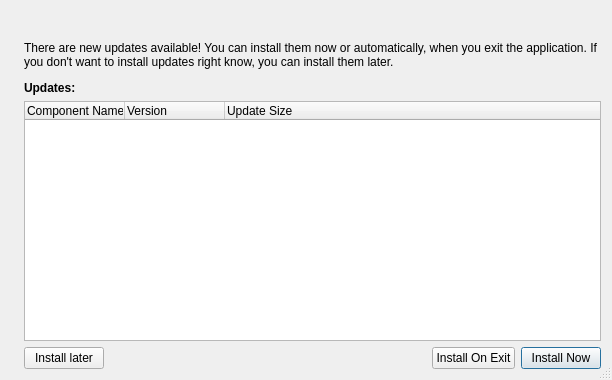
The window that src/autoupdatergui/updateinfodialog.ui (Skycoder42/QtAutoUpdater) describes before a commit, drawn with Qt 5.
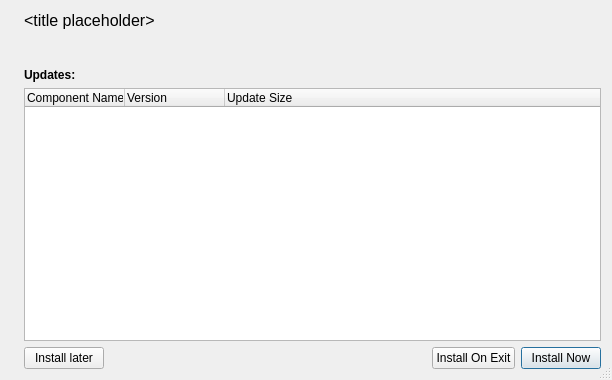
The same window after the commit.

```diff
--- a/src/autoupdatergui/updateinfodialog.ui
+++ b/src/autoupdatergui/updateinfodialog.ui
@@ -44,12 +44,15 @@
            <pointsize>12</pointsize>
           </font>
          </property>
+         <property name="text">
+          <string notr="true">&lt;html&gt;&lt;head/&gt;&lt;body&gt;&lt;p&gt;&amp;lt;title placeholder&amp;gt;&lt;/p&gt;&lt;/body&gt;&lt;/html&gt;</string>
+         </property>
         </widget>
        </item>
        <item>
         <widget class="QLabel" name="stateLabel">
          <property name="text">
-          <string>There are new updates available! You can install them now or automatically, when you exit the application. If you don't want to install updates right know, you can install them later.</string>
+          <string notr="true">&lt;state placeholder&gt;</string>
          </property>
          <property name="wordWrap">
           <bool>true</bool>
```
Left out of the diff: 2 changed lines with no effect on the pictures.
